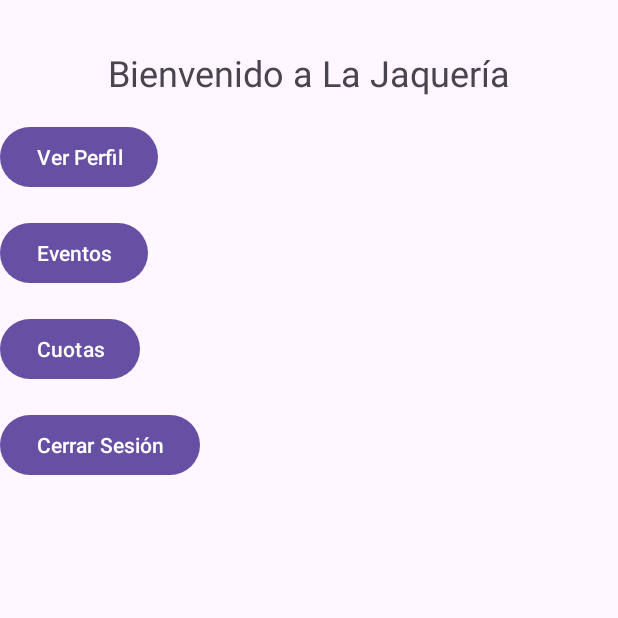
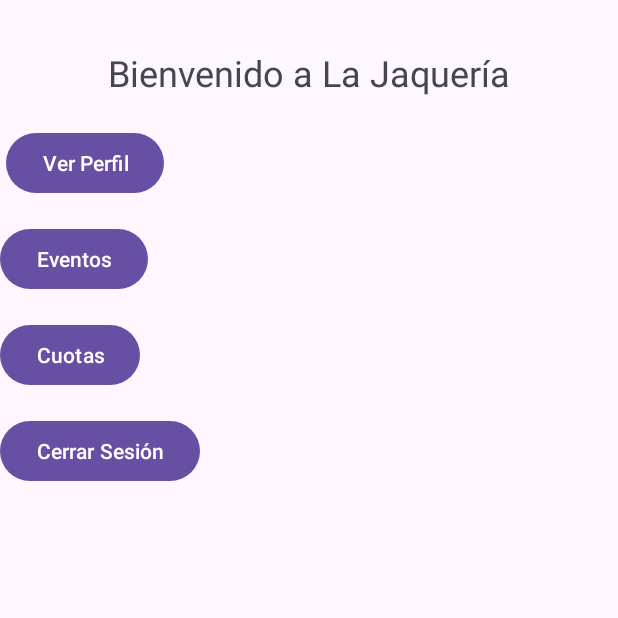
Before and after one commit to JuanJoseJM/LaJaqueriaApp, an Android app: the screen it shows after launch (MainActivity), on a phone screen of 412 x 824 dp, the top half of it. Run offline under Robolectric (Android 15) with nearby library versions, the phone set to English and light mode, and no system bars; 1 statement that could not run was skipped.

```diff
--- a/app/src/main/res/layout/activity_main.xml
+++ b/app/src/main/res/layout/activity_main.xml
@@ -21,10 +21,11 @@
         android:id="@+id/btnProfile"
         android:layout_width="wrap_content"
         android:layout_height="wrap_content"
+        android:layout_marginStart="4dp"
+        android:layout_marginTop="20dp"
         android:text="Ver Perfil"
-        app:layout_constraintTop_toBottomOf="@id/tvWelcome"
         app:layout_constraintStart_toStartOf="parent"
-        android:layout_marginTop="16dp"/>
+        app:layout_constraintTop_toBottomOf="@id/tvWelcome" />
 
     <Button
         android:id="@+id/btnEvents"
```
